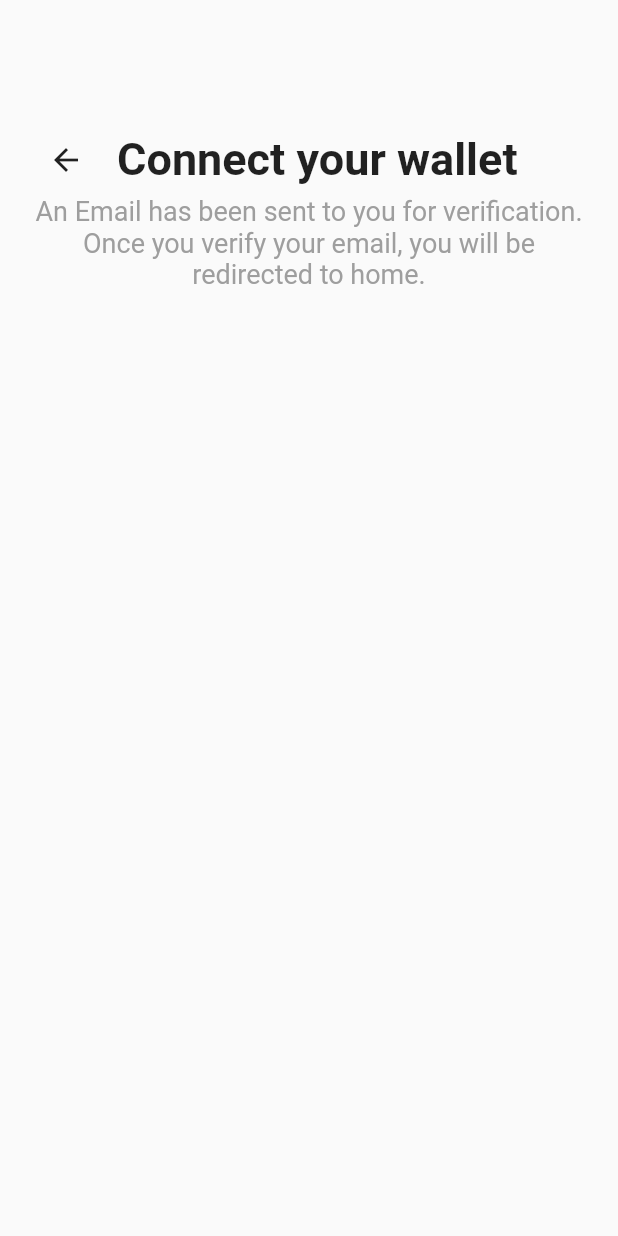
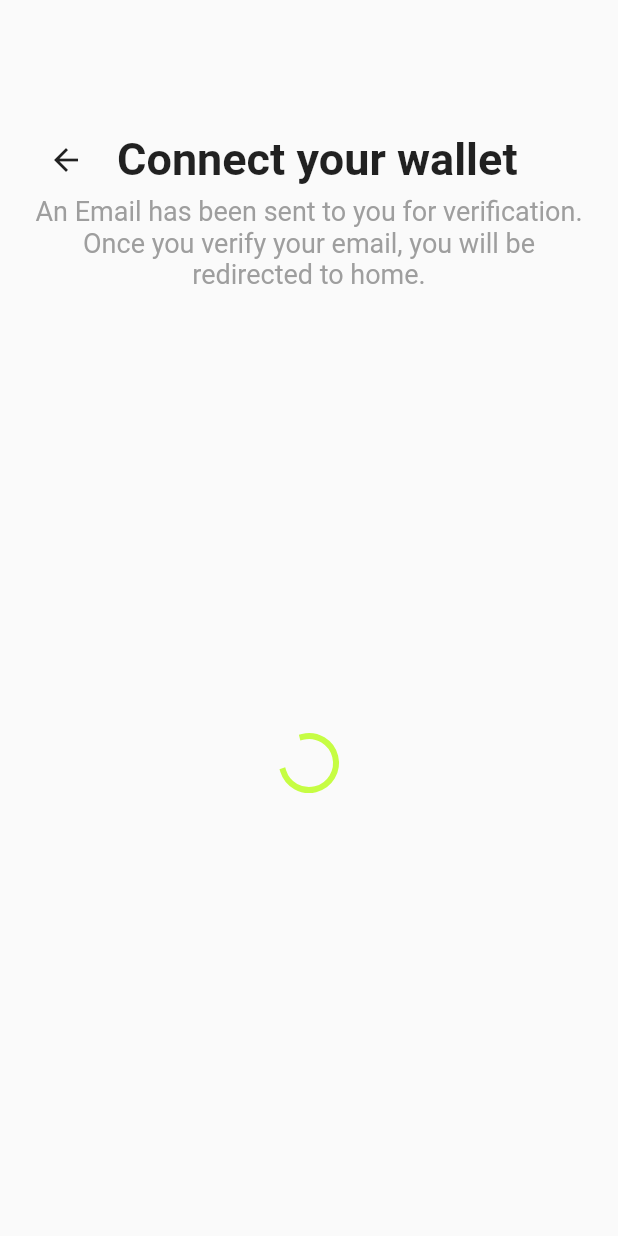
Before and after one commit to hassan-2040/zedfi, a Flutter app: the EmailVerificationScreen screen opened by its route, on a phone screen of 412 x 824 dp. Run offline on Flutter 3.47's test engine with Material 2 defaults, Android fonts, the phone set to English and light mode, and no system bars; our stand-ins replace bloc, firebase_auth, firebase_core, flutter_bloc; accounts and stored records are empty.

Commit message:
finished email login/sign up flow

```diff
--- a/lib/helpers/app_router.dart
+++ b/lib/helpers/app_router.dart
@@ -2,6 +2,7 @@ import 'package:firebase_auth/firebase_auth.dart';
 import 'package:flutter/material.dart';
 import 'package:zedfi/screens/auth/auth_screen.dart';
 import 'package:zedfi/screens/email_verification/email_verification_screen.dart';
+import 'package:zedfi/screens/home/home_screen.dart';
 import 'package:zedfi/screens/password/password_screen.dart';
 import 'package:zedfi/screens/welcome/welcome_screen.dart';
 
@@ -40,7 +41,11 @@ class AppRouter {
         return MaterialPageRoute(
           builder: (_) => const PasswordSceen(),
         );
-        case emailVerificationScreenRoute:
+      case homeScreenRoute:
+        return MaterialPageRoute(
+          builder: (_) => const HomeScreen(),
+        );
+      case emailVerificationScreenRoute:
         return MaterialPageRoute(
           builder: (_) => const EmailVerificationScreen(),
         );
--- a/lib/screens/email_verification/email_verification_screen.dart
+++ b/lib/screens/email_verification/email_verification_screen.dart
@@ -1,6 +1,11 @@
+import 'dart:async';
+
 import 'package:flutter/material.dart';
+import 'package:flutter_bloc/flutter_bloc.dart';
 import 'package:zedfi/constants.dart';
 import 'package:zedfi/helpers/app_config.dart';
+import 'package:zedfi/helpers/app_router.dart';
+import 'package:zedfi/repositories/auth_repo.dart';
 
 class EmailVerificationScreen extends StatefulWidget {
   const EmailVerificationScreen({Key? key}) : super(key: key);
@@ -11,6 +16,41 @@ class EmailVerificationScreen extends StatefulWidget {
 }
 
 class _EmailVerificationScreenState extends State<EmailVerificationScreen> {
+  late Timer _timer;
+
+  @override
+  void initState() {
+    _timer = Timer.periodic(
+        const Duration(
+          seconds: 3,
+        ), (_timer) {
+      _checkEmailVerification();
+    });
+    super.initState();
+  }
+
+  @override
+  void dispose() {
+    _timer.cancel();
+    super.dispose();
+  }
+
+  void _checkEmailVerification() async {
+    final _user = RepositoryProvider.of<AuthRepo>(context).currentUser;
+    await _user.reload();
+    if (_user.emailVerified) {
+      _timer.cancel();
+
+      //removing all screens in stack and pushing to home screen
+      //also stopping from returning to previous screens with back button
+      Navigator.pushNamedAndRemoveUntil(
+        context,
+        AppRouter.homeScreenRoute,
+        (route) => false,
+      );
+    }
+  }
+
   @override
   Widget build(BuildContext context) {
     return Scaffold(
@@ -42,16 +82,22 @@ class _EmailVerificationScreenState extends State<EmailVerificationScreen> {
                 ),
               ],
             ),
+            Text(
+              'An Email has been sent to you for verification. Once you verify your email, you will be redirected to home.',
+              textAlign: TextAlign.center,
+              style: AppConfig.getTextStyle(
+                textSize: TextSize.large,
+                textColor: Colors.grey,
+              ),
+            ),
             Expanded(
-              child: Text(
-                'An Email has been sent to you for verification. Once you verify your email, you will be redirected to home.',
-                textAlign: TextAlign.center,
-                style: AppConfig.getTextStyle(
-                  textSize: TextSize.large,
-                  textColor: Colors.grey,
+                child: Center(
+              child: CircularProgressIndicator(
+                valueColor: AlwaysStoppedAnimation<Color>(
+                  Theme.of(context).indicatorColor,
                 ),
               ),
-            )
+            )),
           ],
         ),
       ),
```
Also changed, not shown: lib/screens/auth/auth_screen.dart (+6 -2 lines), lib/screens/home/home_screen.dart (added, +14 -0 lines).
